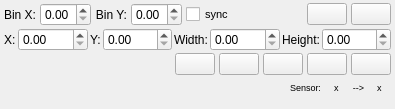
pcdshub/pcdswidgets, file pcdswidgets/ui/imaging/common/crop_and_bin_full.ui: the form before one commit.
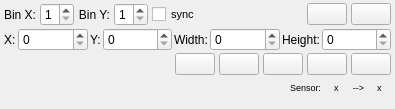
The form after the commit. Custom widgets are drawn as their Qt base class.

Commit message: FIX: made min bin 1, and removed decimals from spinboxes

The edit to the form file:
```diff
--- a/pcdswidgets/ui/imaging/common/crop_and_bin_full.ui
+++ b/pcdswidgets/ui/imaging/common/crop_and_bin_full.ui
@@ -70,6 +70,12 @@
        <property name="keyboardTracking">
         <bool>false</bool>
        </property>
+       <property name="decimals">
+        <number>0</number>
+       </property>
+       <property name="minimum">
+        <double>1.000000000000000</double>
+       </property>
        <property name="maximum">
         <double>9.000000000000000</double>
        </property>
@@ -129,6 +135,12 @@
        <property name="keyboardTracking">
         <bool>false</bool>
        </property>
+       <property name="decimals">
+        <number>0</number>
+       </property>
+       <property name="minimum">
+        <double>1.000000000000000</double>
+       </property>
        <property name="maximum">
         <double>9.000000000000000</double>
        </property>
@@ -277,7 +289,10 @@
        <property name="keyboardTracking">
         <bool>false</bool>
        </property>
-       <property name="showUnits">
+       <property name="decimals">
+        <number>0</number>
+       </property>
+       <property name="showUnits" stdset="0">
         <bool>false</bool>
        </property>
        <property name="precisionFromPV">
@@ -349,7 +364,10 @@
        <property name="keyboardTracking">
         <bool>false</bool>
        </property>
-       <property name="showUnits">
+       <property name="decimals">
+        <number>0</number>
+       </property>
+       <property name="showUnits" stdset="0">
         <bool>false</bool>
        </property>
        <property name="precisionFromPV">
@@ -407,7 +425,10 @@
        <property name="keyboardTracking">
         <bool>false</bool>
        </property>
-       <property name="showUnits">
+       <property name="decimals">
+        <number>0</number>
+       </property>
+       <property name="showUnits" stdset="0">
         <bool>false</bool>
        </property>
        <property name="precisionFromPV">
@@ -465,7 +486,10 @@
        <property name="keyboardTracking">
         <bool>false</bool>
        </property>
-       <property name="showUnits">
+       <property name="decimals">
+        <number>0</number>
+       </property>
+       <property name="showUnits" stdset="0">
         <bool>false</bool>
        </property>
        <property name="precisionFromPV">
```
Left out of the diff: 136 changed lines with no effect on the pictures. The commit also changes 2 other files.
